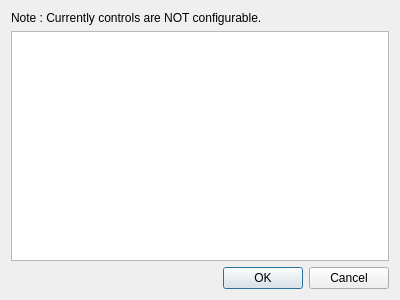
Old version of the form PPSSPP/Qt/controls.ui in the repository kiddreads/Avalon.
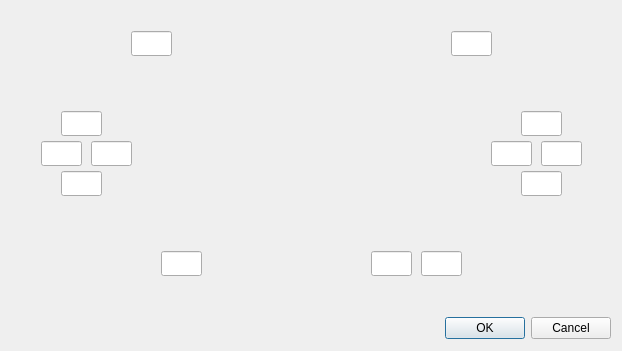
New version of the form. Icons and pictures are not drawn. Custom widgets are drawn as their Qt base class.

What changed in the file:
```diff
--- a/PPSSPP/Qt/controls.ui
+++ b/PPSSPP/Qt/controls.ui
@@ -6,43 +6,180 @@
    <rect>
     <x>0</x>
     <y>0</y>
-    <width>400</width>
-    <height>300</height>
+    <width>618</width>
+    <height>351</height>
    </rect>
   </property>
+  <property name="sizePolicy">
+   <sizepolicy hsizetype="Preferred" vsizetype="Preferred">
+    <horstretch>0</horstretch>
+    <verstretch>0</verstretch>
+   </sizepolicy>
+  </property>
   <property name="windowTitle">
    <string>Dialog</string>
   </property>
   <layout class="QVBoxLayout" name="verticalLayout">
    <item>
-    <widget class="QLabel" name="label">
-     <property name="text">
-      <string>Note : Currently controls are NOT configurable.</string>
+    <widget class="QWidget" name="widget" native="true">
+     <property name="minimumSize">
+      <size>
+       <width>600</width>
+       <height>300</height>
+      </size>
      </property>
-    </widget>
-   </item>
-   <item>
-    <widget class="QTableWidget" name="listControls">
-     <property name="selectionMode">
-      <enum>QAbstractItemView::SingleSelection</enum>
+     <property name="maximumSize">
+      <size>
+       <width>600</width>
+       <height>300</height>
+      </size>
      </property>
-     <property name="selectionBehavior">
-      <enum>QAbstractItemView::SelectRows</enum>
-     </property>
-     <property name="showGrid">
-      <bool>false</bool>
-     </property>
-     <property name="columnCount">
-      <number>2</number>
-     </property>
-     <attribute name="horizontalHeaderVisible">
-      <bool>false</bool>
-     </attribute>
-     <attribute name="verticalHeaderVisible">
-      <bool>false</bool>
-     </attribute>
-     <column/>
-     <column/>
+     <widget class="QLabel" name="PSP_Img">
+      <property name="geometry">
+       <rect>
+        <x>50</x>
+        <y>50</y>
+        <width>501</width>
+        <height>191</height>
+       </rect>
+      </property>
+      <property name="text">
+       <string/>
+      </property>
+      <property name="pixmap">
+       <pixmap resource="resources.qrc">:/images/resources/psp.png</pixmap>
+      </property>
+     </widget>
+     <widget class="QKeyEdit" name="Edit_Up">
+      <property name="geometry">
+       <rect>
+        <x>50</x>
+        <y>100</y>
+        <width>41</width>
+        <height>25</height>
+       </rect>
+      </property>
+     </widget>
+     <widget class="QKeyEdit" name="Edit_Left">
+      <property name="geometry">
+       <rect>
+        <x>30</x>
+        <y>130</y>
+        <width>41</width>
+        <height>25</height>
+       </rect>
+      </property>
+     </widget>
+     <widget class="QKeyEdit" name="Edit_Right">
+      <property name="geometry">
+       <rect>
+        <x>80</x>
+        <y>130</y>
+        <width>41</width>
+        <height>25</height>
+       </rect>
+      </property>
+     </widget>
+     <widget class="QKeyEdit" name="Edit_Down">
+      <property name="geometry">
+       <rect>
+        <x>50</x>
+        <y>160</y>
+        <width>41</width>
+        <height>25</height>
+       </rect>
+      </property>
+     </widget>
+     <widget class="QKeyEdit" name="Edit_Home">
+      <property name="geometry">
+       <rect>
+        <x>150</x>
+        <y>240</y>
+        <width>41</width>
+        <height>25</height>
+       </rect>
+      </property>
+     </widget>
+     <widget class="QKeyEdit" name="Edit_Start">
+      <property name="geometry">
+       <rect>
+        <x>410</x>
+        <y>240</y>
+        <width>41</width>
+        <height>25</height>
+       </rect>
+      </property>
+     </widget>
+     <widget class="QKeyEdit" name="Edit_Select">
+      <property name="geometry">
+       <rect>
+        <x>360</x>
+        <y>240</y>
+        <width>41</width>
+        <height>25</height>
+       </rect>
+      </property>
+     </widget>
+     <widget class="QKeyEdit" name="Edit_X">
+      <property name="geometry">
+       <rect>
+        <x>510</x>
+        <y>160</y>
+        <width>41</width>
+        <height>25</height>
+       </rect>
+      </property>
+     </widget>
+     <widget class="QKeyEdit" name="Edit_S">
+      <property name="geometry">
+       <rect>
+        <x>480</x>
+        <y>130</y>
+        <width>41</width>
+        <height>25</height>
+       </rect>
+      </property>
+     </widget>
+     <widget class="QKeyEdit" name="Edit_O">
+      <property name="geometry">
+       <rect>
+        <x>530</x>
+        <y>130</y>
+        <width>41</width>
+        <height>25</height>
+       </rect>
+      </property>
+     </widget>
+     <widget class="QKeyEdit" name="Edit_T">
+      <property name="geometry">
+       <rect>
+        <x>510</x>
+        <y>100</y>
+        <width>41</width>
+        <height>25</height>
+       </rect>
+      </property>
+     </widget>
+     <widget class="QKeyEdit" name="Edit_RT">
+      <property name="geometry">
+       <rect>
+        <x>440</x>
+        <y>20</y>
+        <width>41</width>
+        <height>25</height>
+       </rect>
+      </property>
+     </widget>
+     <widget class="QKeyEdit" name="Edit_LT">
+      <property name="geometry">
+       <rect>
+        <x>120</x>
+        <y>20</y>
+        <width>41</width>
+        <height>25</height>
+       </rect>
+      </property>
+     </widget>
     </widget>
    </item>
    <item>
@@ -57,7 +194,16 @@
    </item>
   </layout>
  </widget>
- <resources/>
+ <customwidgets>
+  <customwidget>
+   <class>QKeyEdit</class>
+   <extends>QLineEdit</extends>
+   <header>qkeyedit.h</header>
+  </customwidget>
+ </customwidgets>
+ <resources>
+  <include location="resources.qrc"/>
+ </resources>
  <connections>
   <connection>
    <sender>buttonBox</sender>
```
